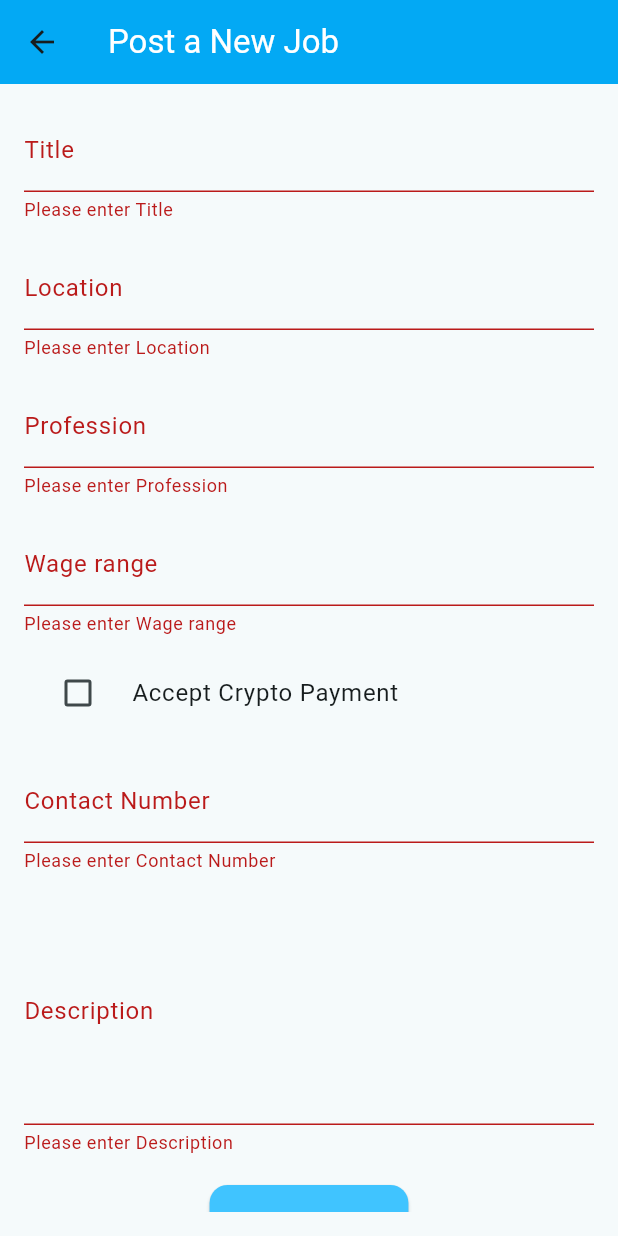
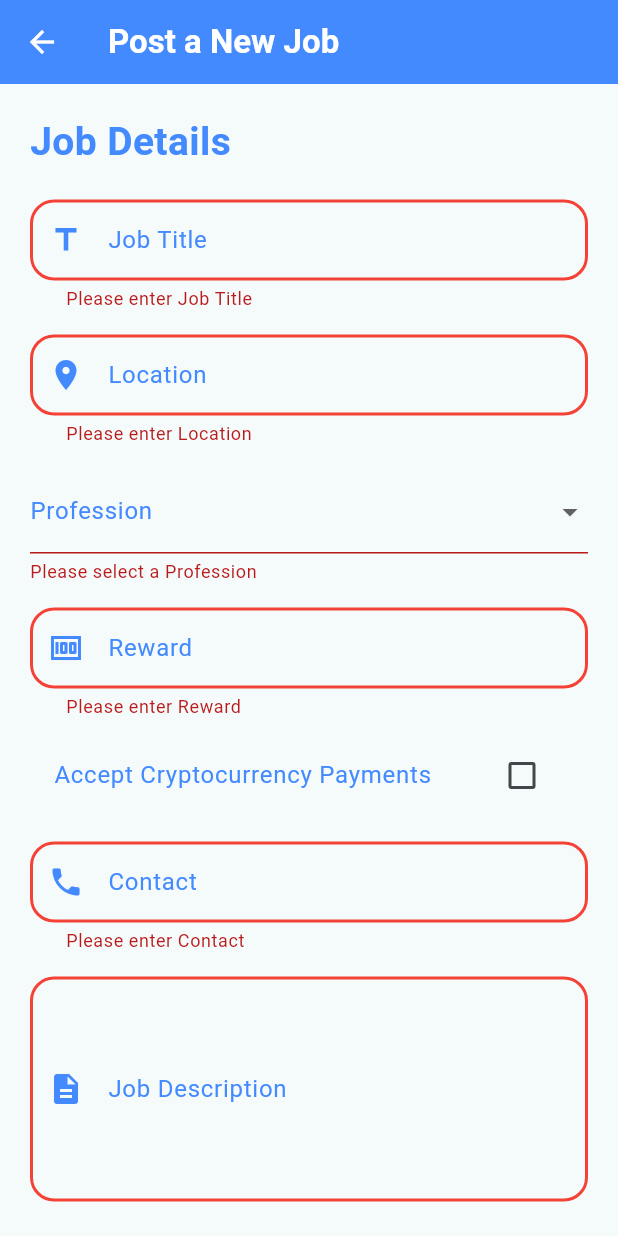
Before and after one commit to cchrisha/Community-Guild, a Flutter app: the PostPage screen opened directly, after a tap on "Post Job", on a phone screen of 412 x 824 dp. Run offline on Flutter 3.47's test engine with Material 3 defaults, Android fonts, the phone set to English and light mode, and no system bars; our stand-ins replace equatable, flutter_bloc, get, google_fonts, image_picker, shared_preferences; missing offline and left inert: reown_appkit; accounts and stored records are empty.

Commit message:
update bloc of postpage and ui

```diff
--- a/lib/bloc/post/post_bloc.dart
+++ b/lib/bloc/post/post_bloc.dart
@@ -7,7 +7,7 @@ class PostBloc extends Bloc<PostEvent, PostState> {
     on<SubmitJob>((event, emit) async {
       emit(PostLoading());
       try {
-        // Simulate a network call for job posting API call
+        // Simulate a network call for job posting
         await Future.delayed(const Duration(seconds: 2));
 
         // Here you would normally send the job data to your backend
@@ -15,7 +15,7 @@ class PostBloc extends Bloc<PostEvent, PostState> {
 
         emit(PostSuccess());
       } catch (e) {
-        emit(PostFailure('Failed to post job.'));
+        emit(PostFailure('Failed to post job.', message: ''));
       }
     });
   }
--- a/lib/bloc/post/post_state.dart
+++ b/lib/bloc/post/post_state.dart
@@ -14,7 +14,7 @@ class PostSuccess extends PostState {}
 class PostFailure extends PostState {
   final String message;
 
-  PostFailure(this.message);
+  PostFailure(String s, {required this.message});
 
   @override
   List<Object?> get props => [message];
--- a/lib/screens/post_page.dart
+++ b/lib/screens/post_page.dart
@@ -1,8 +1,18 @@
 import 'package:flutter/material.dart';
 import 'package:flutter_bloc/flutter_bloc.dart';
-import '../bloc/post/post_bloc.dart'; // Import your PostBloc
+import '../bloc/post/post_bloc.dart';
 import '../bloc/post/post_event.dart';
 import '../bloc/post/post_state.dart';
+import '../widget/post_page/job_details_header.dart';
+import '../widget/post_page/job_details_card.dart';
+import '../widget/post_page/job_title_field.dart';
+import '../widget/post_page/job_location_field.dart';
+import '../widget/post_page/job_profession_dropdown.dart';
+import '../widget/post_page/job_reward_field.dart';
+import '../widget/post_page/job_contact_field.dart';
+import '../widget/post_page/job_description_field.dart';
+import '../widget/post_page/crypto_payment_checkbox.dart';
+import '../widget/post_page/post_button.dart';
 
 class PostPage extends StatefulWidget {
   const PostPage({super.key});
@@ -15,12 +25,45 @@ class PostPageState extends State<PostPage> {
   final _formKey = GlobalKey<FormState>();
   final TextEditingController _titleController = TextEditingController();
   final TextEditingController _locationController = TextEditingController();
-  final TextEditingController _professionController = TextEditingController();
   final TextEditingController _rewardController = TextEditingController();
   final TextEditingController _descriptionController = TextEditingController();
   final TextEditingController _contactController = TextEditingController();
 
   bool _isCrypto = false;
+  String? _selectedProfession;
+
+  final List<String> _professions = [
+    'Software Developer',
+    'Data Scientist',
+    'Graphic Designer',
+    'Project Manager',
+    'Marketing Specialist',
+    'Web Developer',
+    'UX/UI Designer',
+    'System Administrator',
+    'Network Engineer',
+    'Database Administrator',
+    'Business Analyst',
+    'DevOps Engineer',
+    'Cybersecurity Analyst',
+    'Content Writer',
+    'SEO Specialist',
+    'Product Manager',
+    'Mobile Developer',
+    'Game Developer',
+    'QA Tester',
+    'Technical Support',
+    'Cloud Engineer',
+    'Artificial Intelligence Engineer',
+    'Machine Learning Engineer',
+    'Blockchain Developer',
+    'Data Analyst',
+    'IT Consultant',
+    'Digital Marketing Manager',
+    'Social Media Manager',
+    'Content Strategist',
+    'E-commerce Specialist',
+  ];
 
   @override
   Widget build(BuildContext context) {
@@ -28,73 +71,104 @@ class PostPageState extends State<PostPage> {
       create: (context) => PostBloc(),
       child: Scaffold(
         appBar: AppBar(
-          title: const Text('Post a New Job',
-              style: TextStyle(color: Colors.white)),
-          backgroundColor: Colors.lightBlue,
+          title: const Text(
+            'Post a New Job',
+            style: TextStyle(color: Colors.white, fontWeight: FontWeight.bold),
+          ),
+          backgroundColor: Colors.blueAccent,
           leading: IconButton(
-            icon: const Icon(Icons.arrow_back),
+            icon: const Icon(
+              Icons.arrow_back,
+              color: Colors.white,
+            ),
             onPressed: () {
               Navigator.pop(context);
             },
           ),
         ),
         body: Padding(
-          padding: const EdgeInsets.all(16.0),
+          padding: const EdgeInsets.all(20.0),
+          child: BlocListener<PostBloc, PostState>(
+            listener: (context, state) {
+              if (state is PostLoading) {
+                // Show loading indicator or similar UI
+                showDialog(
+                  context: context,
+                  barrierDismissible: false,
+                  builder: (context) =>
+                      const Center(child: CircularProgressIndicator()),
+                );
+              } else if (state is PostSuccess) {
+                // Close the loading indicator
+                Navigator.pop(context);
+                // Show success message
+                ScaffoldMessenger.of(context).showSnackBar(
+                  const SnackBar(content: Text('Job posted successfully!')),
+                );
+                // Optionally navigate to another page
+                // Navigator.pop(context);
+              } else if (state is PostFailure) {
+                // Close the loading indicator
+                Navigator.pop(context);
+                // Show error message
+                ScaffoldMessenger.of(context).showSnackBar(
+                  SnackBar(content: Text('Error: ${state.message}')),
+                );
+              }
+            },
             child: SingleChildScrollView(
               child: Form(
                 key: _formKey,
                 child: Column(
                   crossAxisAlignment: CrossAxisAlignment.start,
                   children: [
-                  buildTextField(_titleController, 'Title'),
+                    const JobDetailsHeader(title: 'Job Details'),
+                    const SizedBox(height: 20),
+                    JobDetailsCard(
+                      child: Column(
+                        children: [
+                          JobTitleField(controller: _titleController),
                           const SizedBox(height: 16),
-                  buildTextField(_locationController, 'Location'),
+                          JobLocationField(controller: _locationController),
                           const SizedBox(height: 16),
-                  buildTextField(_professionController, 'Profession'),
+                          JobProfessionDropdown(
+                            selectedProfession: _selectedProfession,
+                            onChanged: (value) {
+                              setState(() {
+                                _selectedProfession = value;
+                              });
+                            },
+                            professions: _professions,
+                          ),
                           const SizedBox(height: 16),
-                  buildTextField(_rewardController, 'Wage range'),
+                          JobRewardField(controller: _rewardController),
                           const SizedBox(height: 10),
-                  CheckboxListTile(
-                    title: const Text("Accept Crypto Payment"),
-                    value: _isCrypto,
+                          CryptoPaymentCheckbox(
+                            isCrypto: _isCrypto,
                             onChanged: (bool? value) {
                               setState(() {
                                 _isCrypto = value ?? false;
                               });
                             },
-                    controlAffinity: ListTileControlAffinity.leading,
                           ),
                           const SizedBox(height: 16),
-                  buildTextField(_contactController, 'Contact Number'),
+                          JobContactField(controller: _contactController),
                           const SizedBox(height: 16),
-                  buildTextField(_descriptionController, 'Description',
-                      maxLines: 5),
+                          JobDescriptionField(
+                              controller: _descriptionController),
+                        ],
+                      ),
+                    ),
                     const SizedBox(height: 20),
                     Center(
-                    child: BlocConsumer<PostBloc, PostState>(
-                      listener: (context, state) {
-                        if (state is PostSuccess) {
-                          // Navigate back to home page or show a success message
-                          Navigator.pop(context);
-                        } else if (state is PostFailure) {
-                          ScaffoldMessenger.of(context).showSnackBar(
-                            SnackBar(content: Text(state.message)),
-                          );
-                        }
-                      },
-                      builder: (context, state) {
-                        if (state is PostLoading) {
-                          return const CircularProgressIndicator();
-                        }
-                        return ElevatedButton(
+                      child: PostButton(
                         onPressed: () {
                           if (_formKey.currentState?.validate() ?? false) {
-                              // Dispatch SubmitJob event
                             BlocProvider.of<PostBloc>(context).add(
                               SubmitJob(
                                 title: _titleController.text,
                                 location: _locationController.text,
-                                  profession: _professionController.text,
+                                profession: _selectedProfession!,
                                 wageRange: _rewardController.text,
                                 contact: _contactController.text,
                                 description: _descriptionController.text,
@@ -102,19 +176,6 @@ class PostPageState extends State<PostPage> {
                               ),
                             );
                           }
-                          },
-                          style: ElevatedButton.styleFrom(
-                            backgroundColor: Colors.lightBlueAccent,
-                            padding: const EdgeInsets.symmetric(
-                                vertical: 15, horizontal: 30),
-                            shape: RoundedRectangleBorder(
-                              borderRadius: BorderRadius.circular(12),
-                            ),
-                          ),
-                          child: const Text('Post Job',
-                              style:
-                                  TextStyle(fontSize: 18, color: Colors.white)),
-                        );
                         },
                       ),
                     ),
@@ -124,21 +185,17 @@ class PostPageState extends State<PostPage> {
             ),
           ),
         ),
+      ),
     );
   }
 
-  Widget buildTextField(TextEditingController controller, String label,
-      {int maxLines = 1}) {
-    return TextFormField(
-      controller: controller,
-      maxLines: maxLines,
-      decoration: InputDecoration(labelText: label),
-      validator: (value) {
-        if (value == null || value.isEmpty) {
-          return 'Please enter $label';
-        }
-        return null;
-      },
-    );
+  @override
+  void dispose() {
+    _titleController.dispose();
+    _locationController.dispose();
+    _rewardController.dispose();
+    _descriptionController.dispose();
+    _contactController.dispose();
+    super.dispose();
   }
 }
--- /dev/null
+++ b/lib/widget/post_page/crypto_payment_checkbox.dart
@@ -0,0 +1,24 @@
+import 'package:flutter/material.dart';
+
+class CryptoPaymentCheckbox extends StatelessWidget {
+  final bool isCrypto;
+  final ValueChanged<bool?> onChanged;
+
+  const CryptoPaymentCheckbox({
+    super.key,
+    required this.isCrypto,
+    required this.onChanged,
+  });
+
+  @override
+  Widget build(BuildContext context) {
+    return CheckboxListTile(
+      title: const Text(
+        'Accept Cryptocurrency Payments',
+        style: TextStyle(color: Colors.blueAccent),
+      ),
+      value: isCrypto,
+      onChanged: onChanged,
+    );
+  }
+}
--- /dev/null
+++ b/lib/widget/post_page/job_contact_field.dart
@@ -0,0 +1,39 @@
+import 'package:flutter/material.dart';
+
+class JobContactField extends StatelessWidget {
+  final TextEditingController controller;
+
+  const JobContactField({super.key, required this.controller});
+
+  @override
+  Widget build(BuildContext context) {
+    return TextFormField(
+      controller: controller,
+      decoration: InputDecoration(
+        labelText: 'Contact',
+        labelStyle: const TextStyle(color: Colors.blueAccent),
+        prefixIcon: const Icon(Icons.phone, color: Colors.blueAccent),
+        enabledBorder: OutlineInputBorder(
+          borderSide: const BorderSide(color: Colors.blueAccent, width: 2),
+          borderRadius: BorderRadius.circular(16),
+        ),
+        focusedBorder: OutlineInputBorder(
+          borderSide: const BorderSide(color: Colors.blue, width: 2),
+          borderRadius: BorderRadius.circular(16),
+        ),
+        errorBorder: OutlineInputBorder(
+          borderSide: const BorderSide(color: Colors.red, width: 2),
+          borderRadius: BorderRadius.circular(16),
+        ),
+        contentPadding:
+            const EdgeInsets.symmetric(vertical: 15, horizontal: 20),
+      ),
+      validator: (value) {
+        if (value == null || value.isEmpty) {
+          return 'Please enter Contact';
+        }
+        return null;
+      },
+    );
+  }
+}
--- /dev/null
+++ b/lib/widget/post_page/job_description_field.dart
@@ -0,0 +1,40 @@
+import 'package:flutter/material.dart';
+
+class JobDescriptionField extends StatelessWidget {
+  final TextEditingController controller;
+
+  const JobDescriptionField({super.key, required this.controller});
+
+  @override
+  Widget build(BuildContext context) {
+    return TextFormField(
+      controller: controller,
+      maxLines: 5,
+      decoration: InputDecoration(
+        labelText: 'Job Description',
+        labelStyle: const TextStyle(color: Colors.blueAccent),
+        prefixIcon: const Icon(Icons.description, color: Colors.blueAccent),
+        enabledBorder: OutlineInputBorder(
+          borderSide: const BorderSide(color: Colors.blueAccent, width: 2),
+          borderRadius: BorderRadius.circular(16),
+        ),
+        focusedBorder: OutlineInputBorder(
+          borderSide: const BorderSide(color: Colors.blue, width: 2),
+          borderRadius: BorderRadius.circular(16),
+        ),
+        errorBorder: OutlineInputBorder(
+          borderSide: const BorderSide(color: Colors.red, width: 2),
+          borderRadius: BorderRadius.circular(16),
+        ),
+        contentPadding:
+            const EdgeInsets.symmetric(vertical: 15, horizontal: 20),
+      ),
+      validator: (value) {
+        if (value == null || value.isEmpty) {
+          return 'Please enter Job Description';
+        }
+        return null;
+      },
+    );
+  }
+}
--- /dev/null
+++ b/lib/widget/post_page/job_details_card.dart
@@ -0,0 +1,15 @@
+import 'package:flutter/material.dart';
+
+class JobDetailsCard extends StatelessWidget {
+  final Widget child;
+
+  const JobDetailsCard({super.key, required this.child});
+
+  @override
+  Widget build(BuildContext context) {
+    return Container(
+      padding: const EdgeInsets.all(0.0), // Padding around the content
+      child: child,
+    );
+  }
+}
--- /dev/null
+++ b/lib/widget/post_page/job_details_header.dart
@@ -0,0 +1,19 @@
+import 'package:flutter/material.dart';
+
+class JobDetailsHeader extends StatelessWidget {
+  final String title;
+
+  const JobDetailsHeader({super.key, required this.title});
+
+  @override
+  Widget build(BuildContext context) {
+    return Text(
+      title,
+      style: const TextStyle(
+        fontSize: 26,
+        fontWeight: FontWeight.bold,
+        color: Colors.blueAccent,
+      ),
+    );
+  }
+}
--- /dev/null
+++ b/lib/widget/post_page/job_location_field.dart
@@ -0,0 +1,39 @@
+import 'package:flutter/material.dart';
+
+class JobLocationField extends StatelessWidget {
+  final TextEditingController controller;
+
+  const JobLocationField({super.key, required this.controller});
+
+  @override
+  Widget build(BuildContext context) {
+    return TextFormField(
+      controller: controller,
+      decoration: InputDecoration(
+        labelText: 'Location',
+        labelStyle: const TextStyle(color: Colors.blueAccent),
+        prefixIcon: const Icon(Icons.location_on, color: Colors.blueAccent),
+        enabledBorder: OutlineInputBorder(
+          borderSide: const BorderSide(color: Colors.blueAccent, width: 2),
+          borderRadius: BorderRadius.circular(16),
+        ),
+        focusedBorder: OutlineInputBorder(
+          borderSide: const BorderSide(color: Colors.blue, width: 2),
+          borderRadius: BorderRadius.circular(16),
+        ),
+        errorBorder: OutlineInputBorder(
+          borderSide: const BorderSide(color: Colors.red, width: 2),
+          borderRadius: BorderRadius.circular(16),
+        ),
+        contentPadding:
+            const EdgeInsets.symmetric(vertical: 15, horizontal: 20),
+      ),
+      validator: (value) {
+        if (value == null || value.isEmpty) {
+          return 'Please enter Location';
+        }
+        return null;
+      },
+    );
+  }
+}
--- /dev/null
+++ b/lib/widget/post_page/job_profession_dropdown.dart
@@ -0,0 +1,46 @@
+import 'package:flutter/material.dart';
+
+class JobProfessionDropdown extends StatelessWidget {
+  final String? selectedProfession;
+  final List<String> professions;
+  final ValueChanged<String?> onChanged;
+
+  const JobProfessionDropdown({
+    super.key,
+    required this.selectedProfession,
+    required this.onChanged,
+    required this.professions,
+  });
+
+  @override
+  Widget build(BuildContext context) {
+    return DropdownButtonFormField<String>(
+      value: selectedProfession,
+      decoration: InputDecoration(
+        labelText: 'Profession',
+        labelStyle: const TextStyle(color: Colors.blueAccent),
+        enabledBorder: OutlineInputBorder(
+          borderSide: const BorderSide(color: Colors.blueAccent, width: 2),
+          borderRadius: BorderRadius.circular(16),
+        ),
+        focusedBorder: OutlineInputBorder(
+          borderSide: const BorderSide(color: Colors.blue, width: 2),
+          borderRadius: BorderRadius.circular(16),
+        ),
+      ),
+      items: professions.map((String profession) {
+        return DropdownMenuItem<String>(
+          value: profession,
+          child: Text(profession),
+        );
+      }).toList(),
+      onChanged: onChanged,
+      validator: (value) {
+        if (value == null) {
+          return 'Please select a Profession';
+        }
+        return null;
+      },
+    );
+  }
+}
--- /dev/null
+++ b/lib/widget/post_page/job_reward_field.dart
@@ -0,0 +1,39 @@
+import 'package:flutter/material.dart';
+
+class JobRewardField extends StatelessWidget {
+  final TextEditingController controller;
+
+  const JobRewardField({super.key, required this.controller});
+
+  @override
+  Widget build(BuildContext context) {
+    return TextFormField(
+      controller: controller,
+      decoration: InputDecoration(
+        labelText: 'Reward',
+        labelStyle: const TextStyle(color: Colors.blueAccent),
+        prefixIcon: const Icon(Icons.money, color: Colors.blueAccent),
+        enabledBorder: OutlineInputBorder(
+          borderSide: const BorderSide(color: Colors.blueAccent, width: 2),
+          borderRadius: BorderRadius.circular(16),
+        ),
+        focusedBorder: OutlineInputBorder(
+          borderSide: const BorderSide(color: Colors.blue, width: 2),
+          borderRadius: BorderRadius.circular(16),
+        ),
+        errorBorder: OutlineInputBorder(
+          borderSide: const BorderSide(color: Colors.red, width: 2),
+          borderRadius: BorderRadius.circular(16),
+        ),
+        contentPadding:
+            const EdgeInsets.symmetric(vertical: 15, horizontal: 20),
+      ),
+      validator: (value) {
+        if (value == null || value.isEmpty) {
+          return 'Please enter Reward';
+        }
+        return null;
+      },
+    );
+  }
+}
--- /dev/null
+++ b/lib/widget/post_page/job_title_field.dart
@@ -0,0 +1,39 @@
+import 'package:flutter/material.dart';
+
+class JobTitleField extends StatelessWidget {
+  final TextEditingController controller;
+
+  const JobTitleField({super.key, required this.controller});
+
+  @override
+  Widget build(BuildContext context) {
+    return TextFormField(
+      controller: controller,
+      decoration: InputDecoration(
+        labelText: 'Job Title',
+        labelStyle: const TextStyle(color: Colors.blueAccent),
+        prefixIcon: const Icon(Icons.title, color: Colors.blueAccent),
+        enabledBorder: OutlineInputBorder(
+          borderSide: const BorderSide(color: Colors.blueAccent, width: 2),
+          borderRadius: BorderRadius.circular(16),
+        ),
+        focusedBorder: OutlineInputBorder(
+          borderSide: const BorderSide(color: Colors.blue, width: 2),
+          borderRadius: BorderRadius.circular(16),
+        ),
+        errorBorder: OutlineInputBorder(
+          borderSide: const BorderSide(color: Colors.red, width: 2),
+          borderRadius: BorderRadius.circular(16),
+        ),
+        contentPadding:
+            const EdgeInsets.symmetric(vertical: 15, horizontal: 20),
+      ),
+      validator: (value) {
+        if (value == null || value.isEmpty) {
+          return 'Please enter Job Title';
+        }
+        return null;
+      },
+    );
+  }
+}
--- /dev/null
+++ b/lib/widget/post_page/post_button.dart
@@ -0,0 +1,26 @@
+import 'package:flutter/material.dart';
+
+class PostButton extends StatelessWidget {
+  final VoidCallback onPressed;
+
+  const PostButton({super.key, required this.onPressed});
+
+  @override
+  Widget build(BuildContext context) {
+    return ElevatedButton(
+      onPressed: onPressed,
+      style: ElevatedButton.styleFrom(
+        padding: const EdgeInsets.symmetric(horizontal: 30, vertical: 15),
+        backgroundColor: Colors.blueAccent,
+        shape: RoundedRectangleBorder(
+          borderRadius: BorderRadius.circular(10),
+        ),
+      ),
+      child: const Text(
+        'Post Job',
+        style: TextStyle(
+            color: Colors.white, fontSize: 18, fontWeight: FontWeight.bold),
+      ),
+    );
+  }
+}
```
Lines whose indentation alone changed are shown as unchanged.
